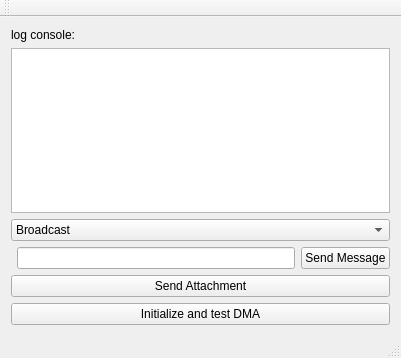
Above: qt/FZ3TCPServer/mainwindow.ui from HosseinBeheshti/FZ3 before the change. Below: the same form after it.
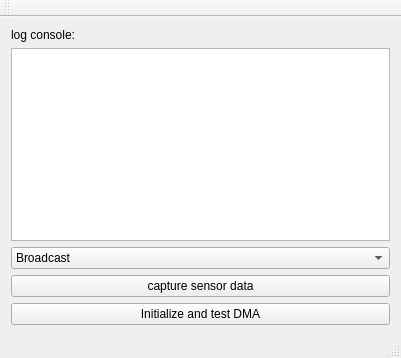
That is the form after the change.

Patch:
```diff
--- a/qt/FZ3TCPServer/mainwindow.ui
+++ b/qt/FZ3TCPServer/mainwindow.ui
@@ -18,76 +18,6 @@
   </property>
   <widget class="QWidget" name="centralWidget">
    <layout class="QGridLayout" name="gridLayout">
-    <item row="7" column="0">
-     <widget class="QPushButton" name="pushButton_init_dma">
-      <property name="text">
-       <string>Initialize and test DMA</string>
-      </property>
-     </widget>
-    </item>
-    <item row="6" column="0">
-     <widget class="QPushButton" name="pushButton_sendAttachment">
-      <property name="styleSheet">
-       <string notr="true"/>
-      </property>
-      <property name="text">
-       <string>Send Attachment</string>
-      </property>
-      <property name="flat">
-       <bool>false</bool>
-      </property>
-     </widget>
-    </item>
-    <item row="0" column="0">
-     <widget class="QLabel" name="label">
-      <property name="text">
-       <string>log console:</string>
-      </property>
-     </widget>
-    </item>
-    <item row="1" column="0">
-     <widget class="QTextBrowser" name="textBrowser_receivedMessages">
-      <property name="styleSheet">
-       <string notr="true"/>
-      </property>
-     </widget>
-    </item>
-    <item row="3" column="0">
-     <layout class="QGridLayout" name="gridLayout_2">
-      <item row="0" column="0" colspan="2">
-       <layout class="QHBoxLayout" name="horizontalLayout"/>
-      </item>
-      <item row="1" column="1">
-       <widget class="QLineEdit" name="lineEdit_message">
-        <property name="minimumSize">
-         <size>
-          <width>150</width>
-          <height>0</height>
-         </size>
-        </property>
-        <property name="styleSheet">
-         <string notr="true"/>
-        </property>
-       </widget>
-      </item>
-      <item row="1" column="2">
-       <widget class="QPushButton" name="pushButton_sendMessage">
-        <property name="minimumSize">
-         <size>
-          <width>0</width>
-          <height>0</height>
-         </size>
-        </property>
-        <property name="styleSheet">
-         <string notr="true"/>
-        </property>
-        <property name="text">
-         <string>Send Message</string>
-        </property>
-       </widget>
-      </item>
-     </layout>
-    </item>
     <item row="2" column="0">
      <widget class="QComboBox" name="comboBox_receiver">
       <property name="minimumSize">
@@ -103,6 +33,40 @@
       </item>
      </widget>
     </item>
+    <item row="1" column="0">
+     <widget class="QTextBrowser" name="textBrowser_receivedMessages">
+      <property name="styleSheet">
+       <string notr="true"/>
+      </property>
+     </widget>
+    </item>
+    <item row="5" column="0">
+     <widget class="QPushButton" name="pushButton_sendData">
+      <property name="styleSheet">
+       <string notr="true"/>
+      </property>
+      <property name="text">
+       <string>capture sensor data</string>
+      </property>
+      <property name="flat">
+       <bool>false</bool>
+      </property>
+     </widget>
+    </item>
+    <item row="0" column="0">
+     <widget class="QLabel" name="label">
+      <property name="text">
+       <string>log console:</string>
+      </property>
+     </widget>
+    </item>
+    <item row="6" column="0">
+     <widget class="QPushButton" name="pushButton_init_dma">
+      <property name="text">
+       <string>Initialize and test DMA</string>
+      </property>
+     </widget>
+    </item>
    </layout>
   </widget>
   <widget class="QMenuBar" name="menuBar">
```
